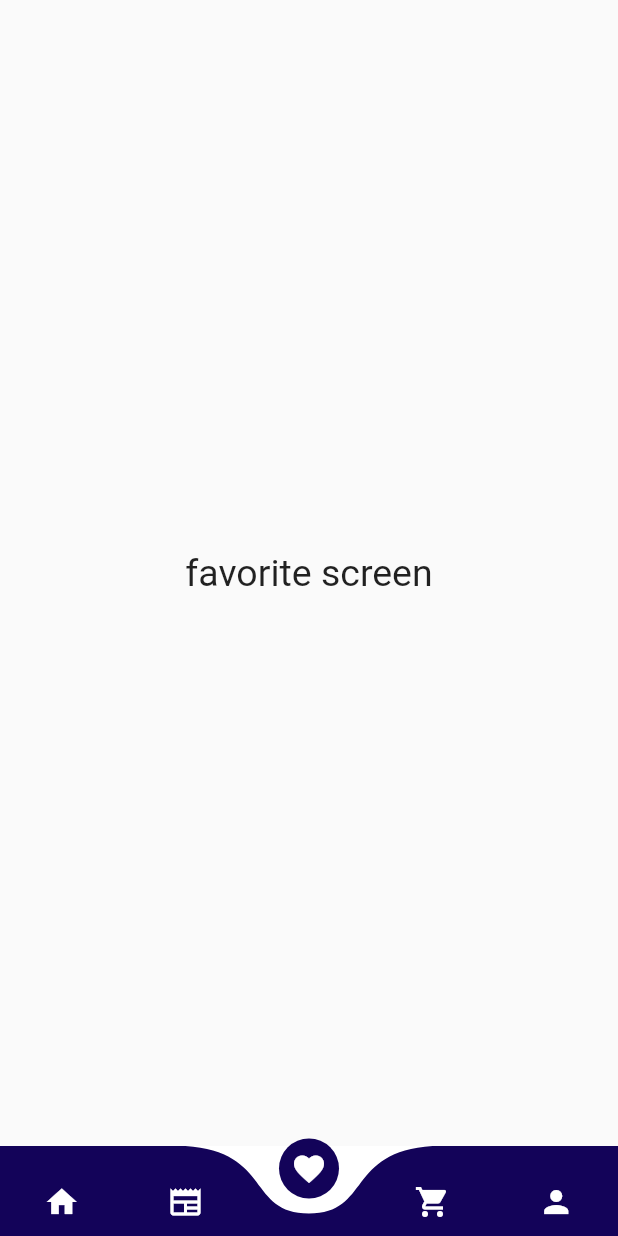
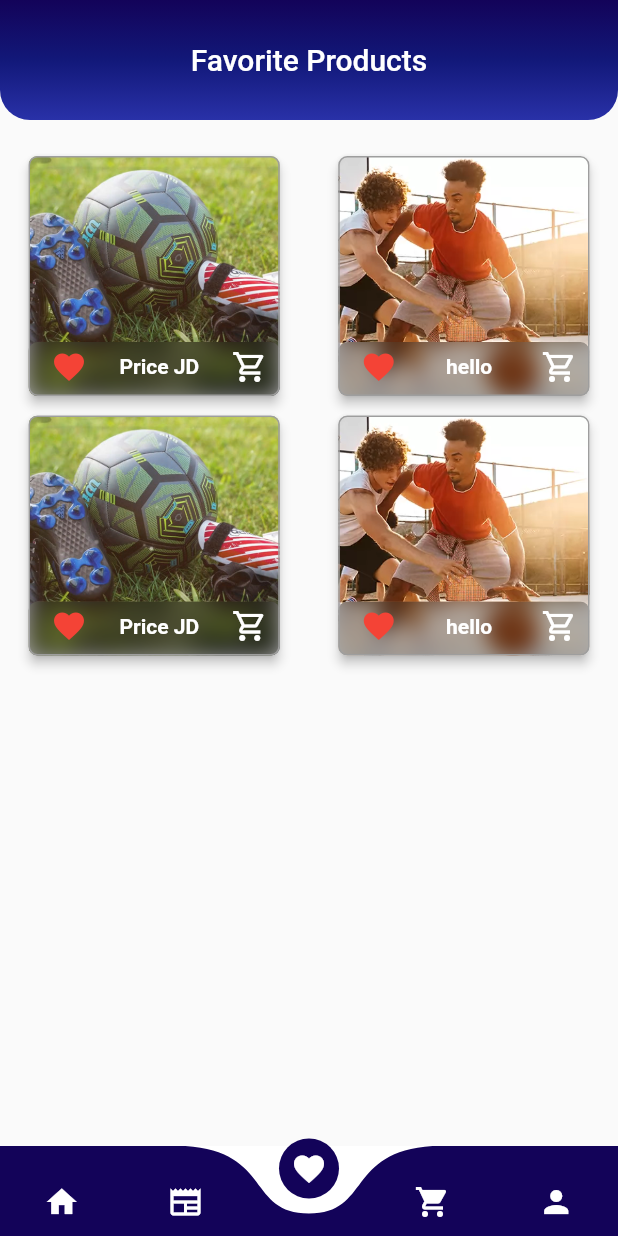
Before and after one commit to MoHourani01/SportCenterPorject, a Flutter app: the screen it shows after launch, item 3 of the bottom bar chosen, on a phone screen of 412 x 824 dp. Run offline on Flutter 3.47's test engine with Material 2 defaults, Android fonts, the phone set to English and light mode, and no system bars; drawn by our look-alikes of curved_navigation_bar, flip_card; our stand-ins replace bloc, carousel_slider, dio, firebase_core, flutter_bloc, shared_preferences and 1 more; accounts and stored records are empty.

Commit message:
favorite

```diff
--- a/sport_center_project/lib/Screens/MainNavBar/main_navigation_bar.dart
+++ b/sport_center_project/lib/Screens/MainNavBar/main_navigation_bar.dart
@@ -1,7 +1,7 @@
 import 'package:curved_navigation_bar/curved_navigation_bar.dart';
 import 'package:flutter/material.dart';
 import 'package:sport_center_project/Screens/cart/Cart_Screen.dart';
-import 'package:sport_center_project/Screens/category/Category_Screen.dart';
+import 'package:sport_center_project/Screens/news/News_Screen.dart';
 import 'package:sport_center_project/Screens/favorite/favorite_screen.dart';
 import 'package:sport_center_project/Screens/home/home_screen.dart';
 import 'package:sport_center_project/Screens/profile/Profile_Screen.dart';
--- a/sport_center_project/lib/Screens/favorite/favorite_screen.dart
+++ b/sport_center_project/lib/Screens/favorite/favorite_screen.dart
@@ -1,4 +1,6 @@
 import 'package:flutter/material.dart';
+import 'package:flutter_staggered_grid_view/flutter_staggered_grid_view.dart';
+import 'package:sport_center_project/Screens/product_component/product_component.dart';
 
 class FavoriteScreen extends StatelessWidget {
   // const FavoriteScreen({Key? key}) : super(key: key);
@@ -6,12 +8,54 @@ class FavoriteScreen extends StatelessWidget {
   @override
   Widget build(BuildContext context) {
     return Scaffold(
-      body: Center(
-        child: Text(
-          'favorite screen',
-          style: TextStyle(
-            fontSize: 25.0,
+      appBar: AppBar(
+        backgroundColor: Colors.transparent,
+        elevation: 0,
+        toolbarHeight: 80,
+        title: Text('Favorite Products'),
+        centerTitle: true,
+        flexibleSpace: Container(
+          decoration: BoxDecoration(
+            borderRadius: BorderRadius.only(
+              bottomLeft: Radius.circular(20.0),
+              bottomRight: Radius.circular(20.0),
+            ),
+            gradient: LinearGradient(
+                colors: [
+                  Color(0xFF130359),
+                  Color(0xFF121879),
+                  Color(0xFF2931A8),
+                ],
+              begin: AlignmentDirectional.topCenter,
+              end: Alignment.bottomCenter,
+            ),
           ),
+        ),
+      ),
+      body: SafeArea(
+        child: Column(
+          children: [
+            SizedBox(height: 20,),
+            MasonryGridView.count(
+                physics: BouncingScrollPhysics(),
+                crossAxisCount: 2,
+                crossAxisSpacing: 1,
+                mainAxisSpacing: 5,
+                primary: false,
+                shrinkWrap: true,
+                itemCount:5,
+                itemBuilder: (BuildContext context, int index) {
+                  if (index >= flipper.length) {
+                    return SizedBox.shrink(); // Return an empty widget if index is out of bounds
+                  }
+                  return cardFlippers(flipper[index],Icon(
+                    Icons.favorite,
+                    color: Colors.red,
+                    ),
+                  );
+                },
+            ),
+          ],
         ),
       ),
     );
--- /dev/null
+++ b/sport_center_project/lib/Screens/product_component/product_component.dart
@@ -0,0 +1,136 @@
+import 'dart:ui';
+
+import 'package:flip_card/flip_card.dart';
+import 'package:flutter/material.dart';
+
+class flipWidget{
+  final String image;
+  final String title;
+
+  flipWidget({
+    required this.image,
+    required this.title,
+  });
+}
+
+var flipController = PageController();
+
+List<flipWidget> flipper=[
+  flipWidget(
+    image: 'assets/images/Soccer.jpg',
+    title: 'Price JD',),
+  flipWidget(
+    image: 'assets/images/basketball.jpg',
+    title: 'hello',),
+  flipWidget(
+    image: 'assets/images/Soccer.jpg',
+    title: 'Price JD',),
+  flipWidget(
+    image: 'assets/images/basketball.jpg',
+    title: 'hello',),
+];
+Widget cardFlippers(flipWidget flip,Icon icon) {
+  return Padding(
+    padding: const EdgeInsets.only(left: 15, right: 15),
+    child: FlipCard(
+      fill: Fill.fillFront,
+      // Fill the back side of the card to make in the same size as the front.
+      direction: FlipDirection.HORIZONTAL,
+      // default
+      side: CardSide.FRONT,
+      // The side to initially display.
+      front: Card(
+        elevation: 3,
+        shape: RoundedRectangleBorder(
+          side: BorderSide(
+            color: Colors.grey,
+          ),
+          borderRadius: const BorderRadius.all(Radius.circular(6)),
+        ),
+        child: Container(
+          height: 160,
+          decoration: BoxDecoration(
+              borderRadius: BorderRadius.circular(6.0),
+              image: DecorationImage(
+                  image: AssetImage('${flip.image}'), fit: BoxFit.cover)),
+          child: Column(
+            mainAxisAlignment: MainAxisAlignment.end,
+            children: [
+              ClipRRect(
+                borderRadius: BorderRadius.circular(6.0),
+                child: BackdropFilter(
+                  filter: ImageFilter.blur(sigmaX: 7.0, sigmaY: 7.0),
+                  child: Container(
+                      height: 36,
+                      width: double.infinity,
+                      decoration: BoxDecoration(
+                          color: Colors.black.withOpacity(0.3)),
+                      child: Padding(
+                        padding:
+                        const EdgeInsets.only(left: 10, bottom: 3),
+                        child: Row(
+                          mainAxisAlignment:
+                          MainAxisAlignment.spaceBetween,
+                          children: [
+                            Padding(
+                              padding: const EdgeInsets.only(left: 5),
+                              child: InkWell(
+                                onTap: () {},
+                                child: icon,
+                              ),
+                            ),
+                            InkWell(
+                              onTap: () {},
+                              child: Text(
+                                '${flip.title}',
+                                style: const TextStyle(
+                                    color: Colors.white,
+                                    fontWeight: FontWeight.w600),
+                              ),
+                            ),
+                            Padding(
+                              padding: const EdgeInsets.only(right: 8),
+                              child: InkWell(
+                                onTap: () {},
+                                child: Icon(
+                                  Icons.shopping_cart_outlined,
+                                  color: Colors.white,
+                                ),
+                              ),
+                            ),
+                          ],
+                        ),
+                      )),
+                ),
+              ),
+            ],
+          ),
+        ),
+      ),
+      back: Card(
+        elevation: 0,
+        // shape: RoundedRectangleBorder(
+        //   side: BorderSide(
+        //     color: Colors.grey,
+        //   ),
+        // ),
+        child: Container(
+          height: 160,
+          decoration: BoxDecoration(
+            borderRadius: BorderRadius.circular(10.0),
+            color: Colors.grey,
+          ),
+          child: Center(
+            child: Text(
+              'Sport Center',
+              style: TextStyle(
+                fontSize: 22,
+                fontWeight: FontWeight.bold,
+              ),
+            ),
+          ),
+        ),
+      ),
+    ),
+  );
+}
```
Also changed, not shown: sport_center_project/lib/Screens/home/home_screen.dart (+148 -131 lines), sport_center_project/lib/Screens/products/products_screen.dart (deleted, +0 -101 lines), sport_center_project/lib/Screens/news/News_Screen.dart (renamed from sport_center_project/lib/Screens/category/Category_Screen.dart), sport_center_project/pubspec.lock.
